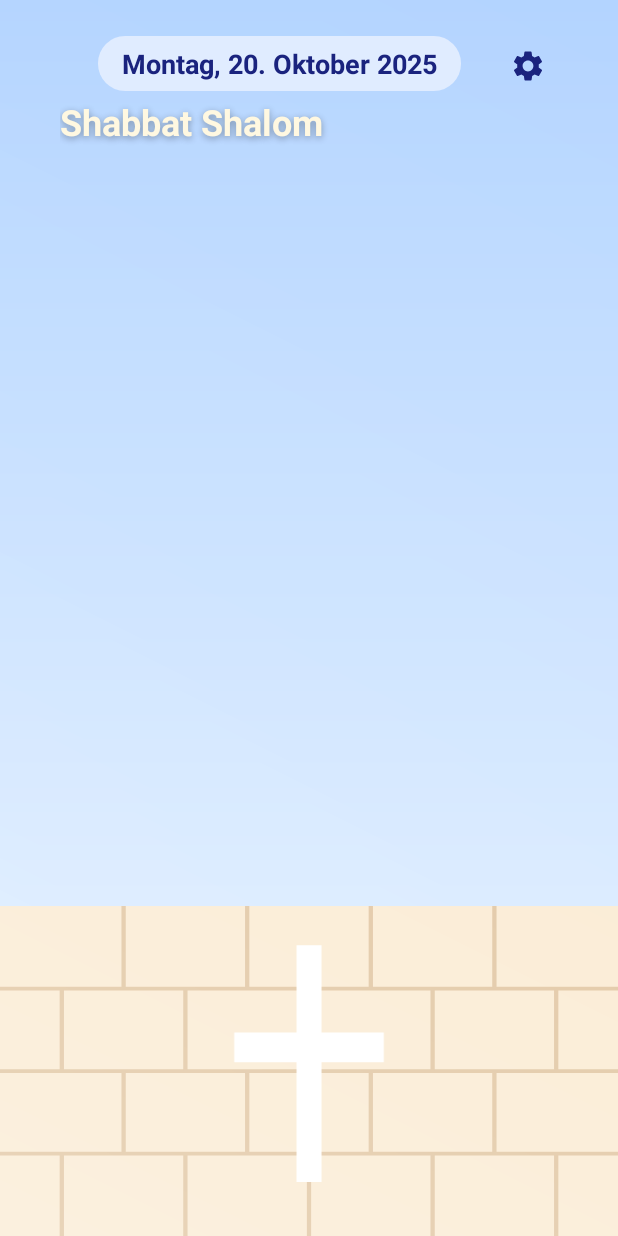
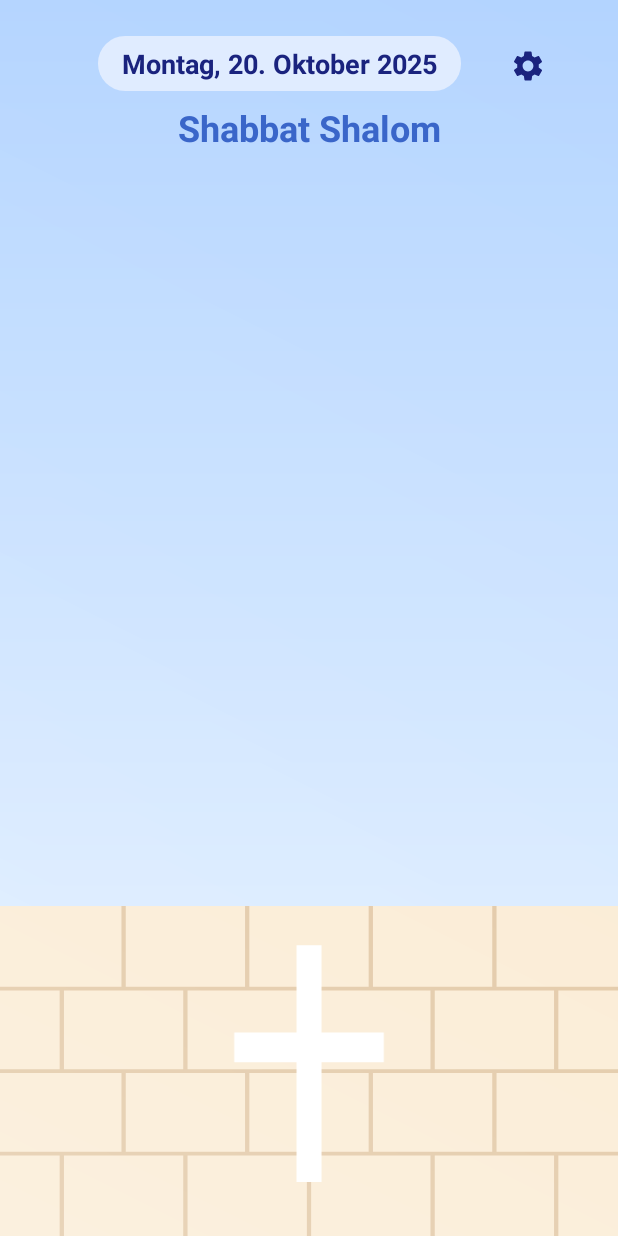
Before and after one commit to henosch/BibelVersApp, an Android app: the layout activity_main.xml on its own in the app's theme, with its tools: preview values and no code run, on a phone screen of 412 x 824 dp. Run offline under Robolectric (Android 15) with nearby library versions, the phone set to English and light mode, and no system bars.

Commit message:
shabbat shalom zentriert, farbe blau

```diff
--- a/app/src/main/res/layout/activity_main.xml
+++ b/app/src/main/res/layout/activity_main.xml
@@ -24,21 +24,15 @@
 
     <TextView
         android:id="@+id/greetingTextView"
-        android:layout_width="0dp"
+        android:layout_width="wrap_content"
         android:layout_height="wrap_content"
-        android:layout_marginStart="16dp"
-        android:layout_marginTop="4dp"
-        android:layout_marginEnd="72dp"
-        android:gravity="center_vertical"
-        android:shadowColor="#55000000"
-        android:shadowDx="0"
-        android:shadowDy="2"
-        android:shadowRadius="6"
-        android:textColor="#fffff8e1"
+        android:layout_marginTop="8dp"
+        android:gravity="center"
+        android:textColor="#3a66c9"
         android:textSize="24sp"
         android:textStyle="bold"
         android:visibility="gone"
-        app:layout_constraintEnd_toStartOf="@id/settingsButton"
+        app:layout_constraintEnd_toEndOf="parent"
         app:layout_constraintStart_toStartOf="parent"
         app:layout_constraintTop_toBottomOf="@id/dateTextView"
         tools:text="Shabbat Shalom"
```
